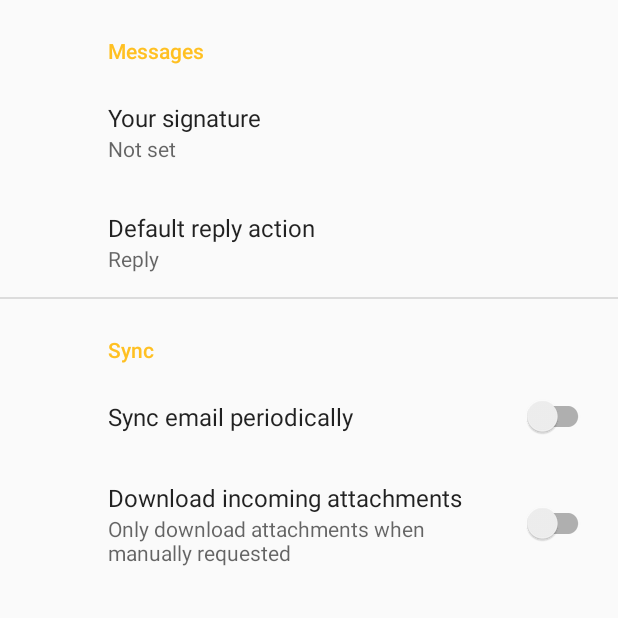
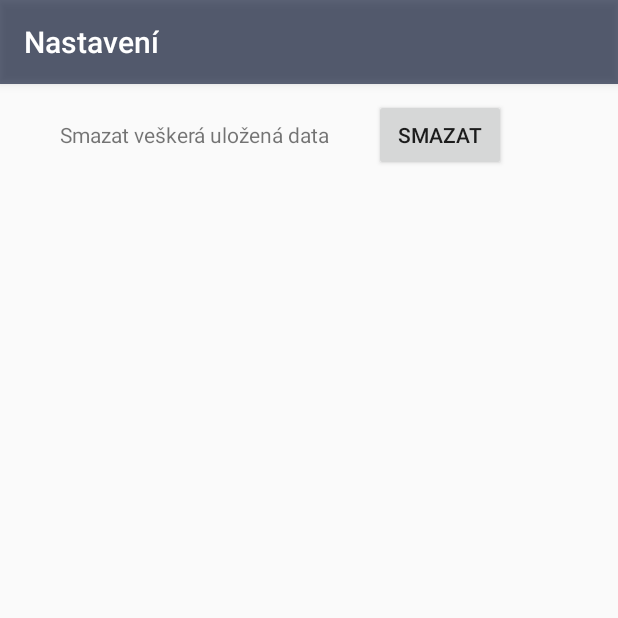
Before and after one commit to SafarRadim/auugment, an Android app: the SettingsActivity screen opened directly, with no data from a screen before it, on a phone screen of 412 x 824 dp, the top half of it. Run offline under Robolectric (Android 15) with nearby library versions, the phone set to English and light mode, and no system bars.

Commit message:
Updated activities

```diff
--- a/app/src/main/java/com/omize/auugment/SettingsActivity.kt
+++ b/app/src/main/java/com/omize/auugment/SettingsActivity.kt
@@ -1,24 +1,27 @@
 package com.omize.auugment
 
+import androidx.appcompat.app.AppCompatActivity
 import android.os.Bundle
-import androidx.appcompat.app.AppCompatActivity
-import androidx.preference.PreferenceFragmentCompat
+import android.widget.Button
+import android.R.id.edit
+import android.content.Context
+import android.text.method.TextKeyListener.clear
+import android.content.Context.MODE_PRIVATE
+import android.content.SharedPreferences
+import androidx.core.app.ComponentActivity.ExtraData
+import androidx.core.content.ContextCompat.getSystemService
+import android.icu.lang.UCharacter.GraphemeClusterBreak.T
+import android.widget.Toast
+
 
 class SettingsActivity : AppCompatActivity() {
 
     override fun onCreate(savedInstanceState: Bundle?) {
         super.onCreate(savedInstanceState)
-        setContentView(R.layout.settings_activity)
-        supportFragmentManager
-            .beginTransaction()
-            .replace(R.id.settings, SettingsFragment())
-            .commit()
-        supportActionBar?.setDisplayHomeAsUpEnabled(true)
-    }
-
-    class SettingsFragment : PreferenceFragmentCompat() {
-        override fun onCreatePreferences(savedInstanceState: Bundle?, rootKey: String?) {
-            setPreferencesFromResource(R.xml.root_preferences, rootKey)
+        setContentView(R.layout.activity_settings)
+        findViewById<Button>(R.id.deleteall).setOnClickListener {
+            getSharedPreferences("inv", Context.MODE_PRIVATE).edit().clear().commit()
+            Toast.makeText(this, "Data byla odebrána", Toast.LENGTH_SHORT).show()
         }
     }
 }
--- a/app/src/main/res/layout/activity_maps.xml
+++ b/app/src/main/res/layout/activity_maps.xml
@@ -24,7 +24,8 @@
         app:layout_constraintEnd_toEndOf="parent"
         app:layout_constraintHorizontal_bias="0.51"
         app:layout_constraintStart_toStartOf="parent"
-        app:srcCompat="@drawable/ic_gps_fixed_black_24dp" />
+        app:maxImageSize="60dp"
+        app:srcCompat="@drawable/ic_ar" />
 
     <com.google.android.material.floatingactionbutton.FloatingActionButton
         android:id="@+id/fabInventory"
--- /dev/null
+++ b/app/src/main/res/layout/activity_settings.xml
@@ -0,0 +1,38 @@
+<?xml version="1.0" encoding="utf-8"?>
+<androidx.constraintlayout.widget.ConstraintLayout xmlns:android="http://schemas.android.com/apk/res/android"
+    xmlns:app="http://schemas.android.com/apk/res-auto"
+    xmlns:tools="http://schemas.android.com/tools"
+    android:layout_width="match_parent"
+    android:layout_height="match_parent"
+    tools:context=".SettingsActivity">
+
+    <TableLayout
+        android:layout_width="match_parent"
+        android:layout_height="match_parent">
+
+        <TableRow
+            android:layout_width="match_parent"
+            android:layout_height="match_parent"
+            android:layout_marginTop="10dp">
+
+            <TextView
+                android:id="@+id/textView"
+                android:layout_width="wrap_content"
+                android:layout_height="wrap_content"
+                android:text="Smazat veškerá uložená data"
+                android:layout_marginLeft="40dp"/>
+
+            <Button
+                android:id="@+id/deleteall"
+                android:layout_width="wrap_content"
+                android:layout_height="wrap_content"
+                android:text="SMAZAT"
+                android:layout_marginLeft="30dp"/>
+        </TableRow>
+
+        <TableRow
+            android:layout_width="match_parent"
+            android:layout_height="match_parent" />
+    </TableLayout>
+
+</androidx.constraintlayout.widget.ConstraintLayout>
--- a/app/src/main/res/layout/settings_activity.xml
+++ /dev/null
@@ -1,9 +0,0 @@
-<LinearLayout xmlns:android="http://schemas.android.com/apk/res/android"
-    android:layout_width="match_parent"
-    android:layout_height="match_parent">
-
-    <FrameLayout
-        android:id="@+id/settings"
-        android:layout_width="match_parent"
-        android:layout_height="match_parent" />
-</LinearLayout>
--- a/app/src/main/res/values/arrays.xml
+++ /dev/null
@@ -1,12 +0,0 @@
-<resources>
-    <!-- Reply Preference -->
-    <string-array name="reply_entries">
-        <item>Reply</item>
-        <item>Reply to all</item>
-    </string-array>
-
-    <string-array name="reply_values">
-        <item>reply</item>
-        <item>reply_all</item>
-    </string-array>
-</resources>
--- a/app/src/main/res/values/strings.xml
+++ b/app/src/main/res/values/strings.xml
@@ -1,34 +1,10 @@
 <resources>
     <string name="app_name">Auugment</string>
-
     <string name="button_ar">AR</string>
 
-    <string name="button_foo_add">Add Foo</string>
-    <string name="button_foo_dec">Remove Foo</string>
-    <string name="count_foo">0</string>
-    <string name="name_foo">Foo count:</string>
-
-    <string name="button_bar_add">Add Bar</string>
-    <string name="button_bar_dec">Remove Bar</string>
-    <string name="count_bar">0</string>
-    <string name="name_bar">Bar count:</string>
     <string name="title_activity_maps">Map</string>
     <string name="button_map">Map</string>
-    <string name="title_activity_settings">Settings</string>
-
-    <!-- Preference Titles -->
-    <string name="messages_header">Messages</string>
-    <string name="sync_header">Sync</string>
-
-    <!-- Messages Preferences -->
-    <string name="signature_title">Your signature</string>
-    <string name="reply_title">Default reply action</string>
-
-    <!-- Sync Preferences -->
-    <string name="sync_title">Sync email periodically</string>
-    <string name="attachment_title">Download incoming attachments</string>
-    <string name="attachment_summary_on">Automatically download attachments for incoming emails
-    </string>
-    <string name="attachment_summary_off">Only download attachments when manually requested</string>
-
+    <string name="title_activity_settings">Nastavení</string>
+    <string name="title_activity_inventory">Inventář</string>
+    <string name="inv_default_value">0</string>
 </resources>
--- a/app/src/main/res/values/styles.xml
+++ b/app/src/main/res/values/styles.xml
@@ -8,4 +8,10 @@
         <item name="colorAccent">@color/colorAccent</item>
     </style>
 
+    <style name="OptiTheme" parent="Theme.AppCompat.Light.DarkActionBar">
+        <item name="colorPrimary">@color/colorPrimary</item>
+        <item name="colorPrimaryDark">@color/colorPrimaryDark</item>
+        <item name="colorAccent">@color/colorAccent</item>
+    </style>
+
 </resources>
--- a/app/src/main/res/xml/root_preferences.xml
+++ /dev/null
@@ -1,51 +0,0 @@
-<!--
-  ~ Copyright 2018 The app Open Source Project
-  ~
-  ~ Licensed under the Apache License, Version 2.0 (the "License");
-  ~ you may not use this file except in compliance with the License.
-  ~ You may obtain a copy of the License at
-  ~
-  ~      http://www.apache.org/licenses/LICENSE-2.0
-  ~
-  ~ Unless required by applicable law or agreed to in writing, software
-  ~ distributed under the License is distributed on an "AS IS" BASIS,
-  ~ WITHOUT WARRANTIES OR CONDITIONS OF ANY KIND, either express or implied.
-  ~ See the License for the specific language governing permissions and
-  ~ limitations under the License.
-  -->
-
-<PreferenceScreen xmlns:app="http://schemas.android.com/apk/res-auto">
-
-    <PreferenceCategory app:title="@string/messages_header">
-
-        <EditTextPreference
-            app:key="signature"
-            app:title="@string/signature_title"
-            app:useSimpleSummaryProvider="true" />
-
-        <ListPreference
-            app:defaultValue="reply"
-            app:entries="@array/reply_entries"
-            app:entryValues="@array/reply_values"
-            app:key="reply"
-            app:title="@string/reply_title"
-            app:useSimpleSummaryProvider="true" />
-
-    </PreferenceCategory>
-
-    <PreferenceCategory app:title="@string/sync_header">
-
-        <SwitchPreferenceCompat
-            app:key="sync"
-            app:title="@string/sync_title" />
-
-        <SwitchPreferenceCompat
-            app:dependency="sync"
-            app:key="attachment"
-            app:summaryOff="@string/attachment_summary_off"
-            app:summaryOn="@string/attachment_summary_on"
-            app:title="@string/attachment_title" />
-
-    </PreferenceCategory>
-
-</PreferenceScreen>
--- a/build.gradle
+++ b/build.gradle
@@ -8,7 +8,7 @@ buildscript {
 
     }
     dependencies {
-        classpath 'com.android.tools.build:gradle:3.5.3'
+        classpath 'com.android.tools.build:gradle:3.5.1'
         classpath "org.jetbrains.kotlin:kotlin-gradle-plugin:$kotlin_version"
         classpath 'com.google.ar.sceneform:plugin:1.15.0'
         // NOTE: Do not place your application dependencies here; they belong
```
Also changed, not shown: app/build.gradle (+11 -1 lines), app/src/main/AndroidManifest.xml (+9 -2 lines), app/src/main/java/com/omize/auugment/ArActivity.kt (+17 -2 lines), app/src/main/java/com/omize/auugment/InvActivity.kt (+46 -0 lines), app/src/main/res/layout/activity_inventory.xml (+10 -3 lines), app/src/main/res/layout/invrow.xml (added, +38 -0 lines).
